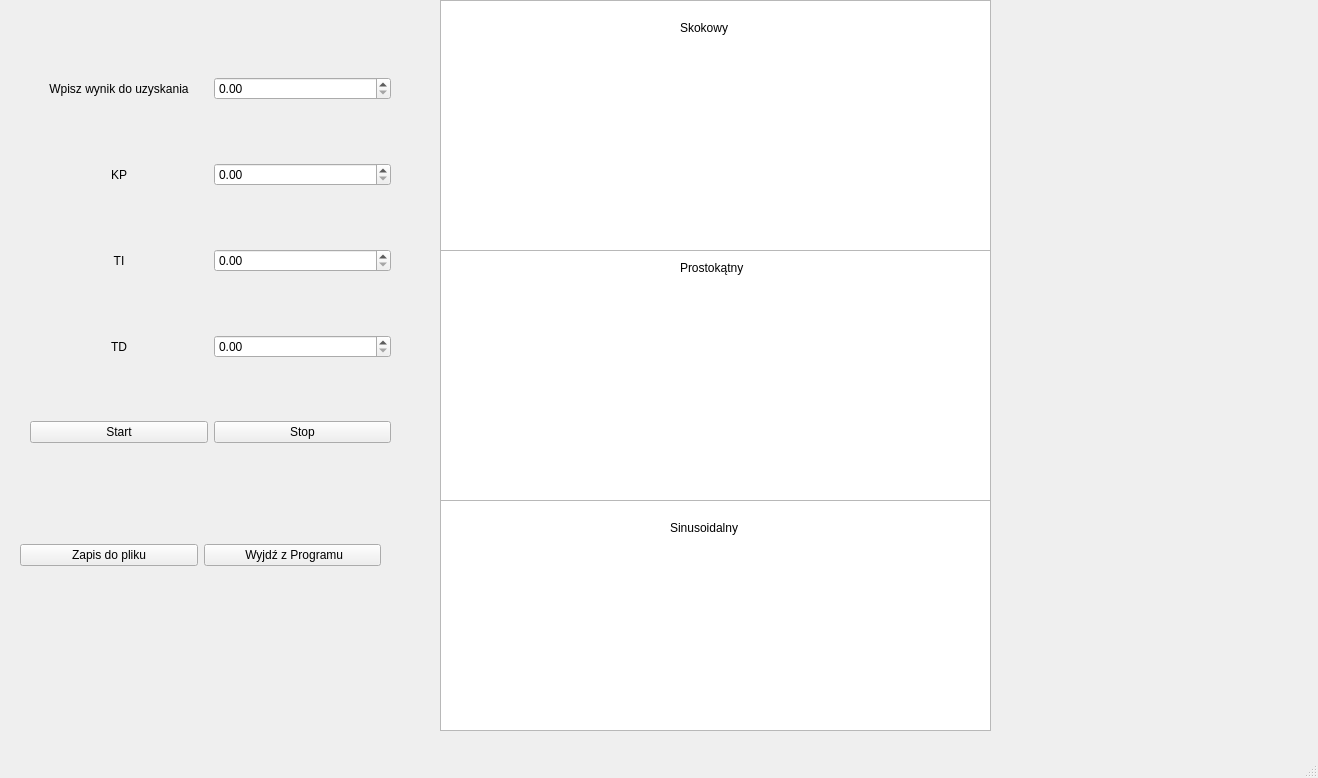
Qt form Projekt_PK/QTProjekt/mainwindow.ui (MichalWitczakmw/UAR) before a commit.
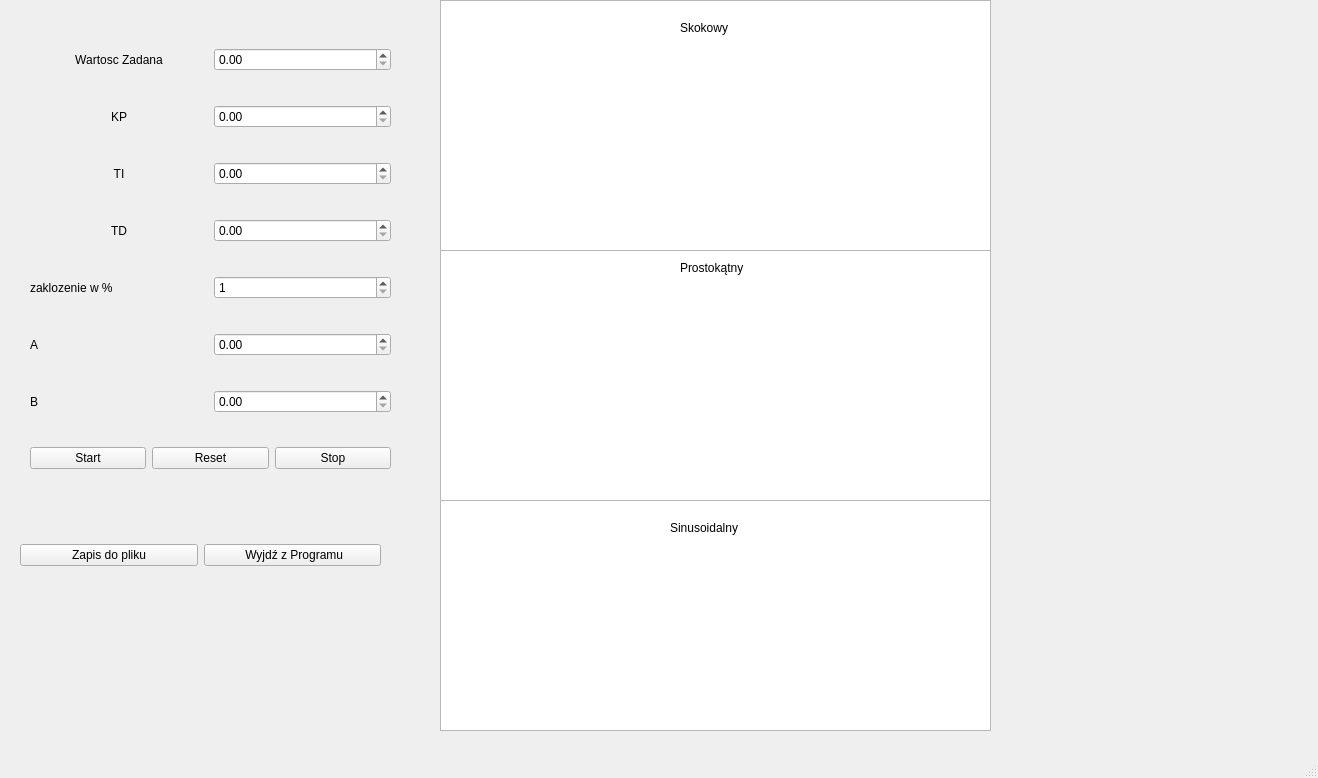
The same form after that commit. Custom widgets are drawn as their Qt base class.

```diff
--- a/Projekt_PK/QTProjekt/mainwindow.ui
+++ b/Projekt_PK/QTProjekt/mainwindow.ui
@@ -29,7 +29,7 @@
        <item>
         <widget class="QLabel" name="NazwaWyniku">
          <property name="text">
-          <string>Wpisz wynik do uzyskania</string>
+          <string>Wartosc Zadana</string>
          </property>
          <property name="alignment">
           <set>Qt::AlignmentFlag::AlignCenter</set>
@@ -59,6 +59,9 @@
        </item>
        <item>
         <widget class="QDoubleSpinBox" name="wartoscKP">
+         <property name="maximum">
+          <double>10.000000000000000</double>
+         </property>
          <property name="singleStep">
           <double>0.010000000000000</double>
          </property>
@@ -80,6 +83,9 @@
        </item>
        <item>
         <widget class="QDoubleSpinBox" name="wartoscTI">
+         <property name="maximum">
+          <double>10.000000000000000</double>
+         </property>
          <property name="singleStep">
           <double>0.010000000000000</double>
          </property>
@@ -101,6 +107,72 @@
        </item>
        <item>
         <widget class="QDoubleSpinBox" name="wartoscTD">
+         <property name="maximum">
+          <double>10.000000000000000</double>
+         </property>
+         <property name="singleStep">
+          <double>0.010000000000000</double>
+         </property>
+        </widget>
+       </item>
+      </layout>
+     </item>
+     <item>
+      <layout class="QHBoxLayout" name="horizontalLayout_4">
+       <item>
+        <widget class="QLabel" name="nazwaZaklocenia">
+         <property name="text">
+          <string>zaklozenie w %</string>
+         </property>
+        </widget>
+       </item>
+       <item>
+        <widget class="QSpinBox" name="wartoscZaklocenia">
+         <property name="minimum">
+          <number>1</number>
+         </property>
+         <property name="maximum">
+          <number>100</number>
+         </property>
+        </widget>
+       </item>
+      </layout>
+     </item>
+     <item>
+      <layout class="QHBoxLayout" name="horizontalLayout_5">
+       <item>
+        <widget class="QLabel" name="nazwaA">
+         <property name="text">
+          <string>A</string>
+         </property>
+        </widget>
+       </item>
+       <item>
+        <widget class="QDoubleSpinBox" name="wartoscA">
+         <property name="maximum">
+          <double>1.000000000000000</double>
+         </property>
+         <property name="singleStep">
+          <double>0.010000000000000</double>
+         </property>
+        </widget>
+       </item>
+      </layout>
+     </item>
+     <item>
+      <layout class="QHBoxLayout" name="horizontalLayout_6">
+       <item>
+        <widget class="QLabel" name="nazwaB">
+         <property name="text">
+          <string>B</string>
+         </property>
+        </widget>
+       </item>
+       <item>
+        <widget class="QDoubleSpinBox" name="wartoscB">
+         <property name="maximum">
+          <double>1.000000000000000</double>
+         </property>
          <property name="singleStep">
           <double>0.010000000000000</double>
          </property>
@@ -117,6 +189,13 @@
          </property>
         </widget>
        </item>
+       <item>
+        <widget class="QPushButton" name="Reset">
+         <property name="text">
+          <string>Reset</string>
+         </property>
+        </widget>
+       </item>
        <item>
         <widget class="QPushButton" name="StopWykresom">
          <property name="text">
```
